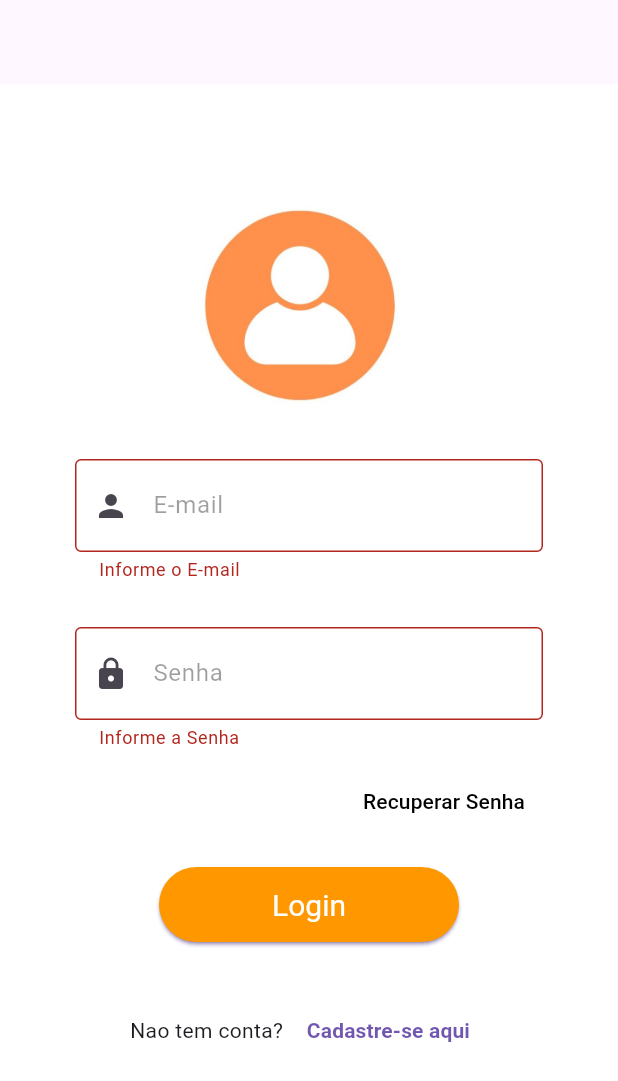
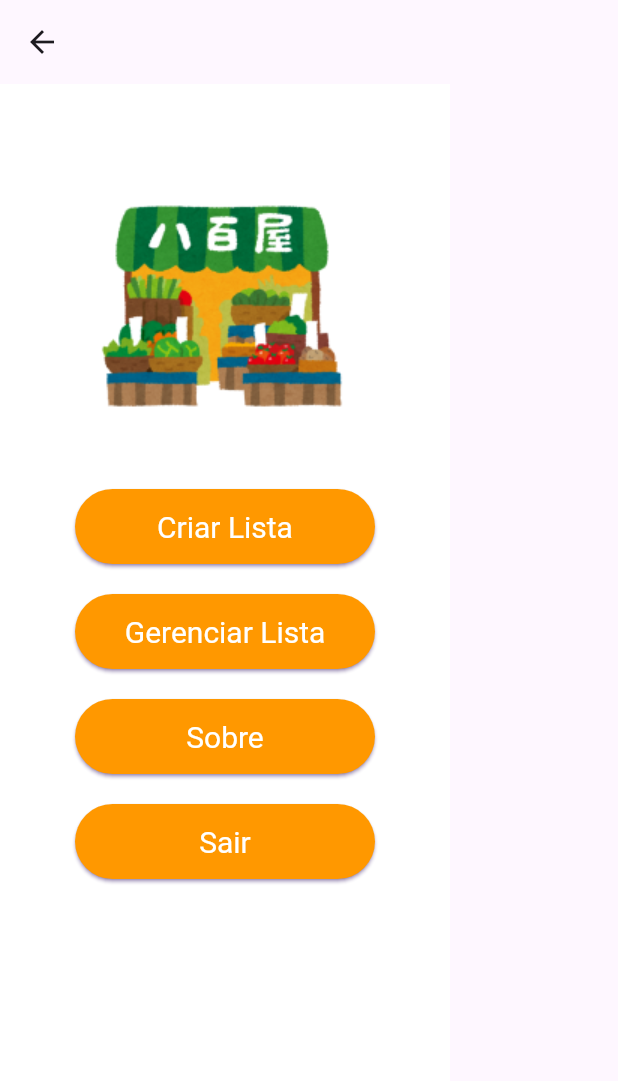
Before and after one commit to DaniMroch/app_listacompras, a Flutter app: the screen it shows after launch, after a tap on "Login", on a phone screen of 412 x 824 dp. Shown: the top 1081 px of the screen. Run offline on Flutter 3.47's test engine with Material 3 defaults, Android fonts, the phone set to English and light mode, and no system bars; our stand-ins replace device_preview.

Commit message:
novas_pag

```diff
--- a/lib/main.dart
+++ b/lib/main.dart
@@ -3,6 +3,8 @@ import 'package:device_preview/device_preview.dart';
 import 'package:flutter/material.dart';
 import 'view/login.dart';
 import 'view/cadastro.dart';
+import 'view/menu.dart';
+import 'view/recuperasenha.dart';
 
 void main() {
   runApp(
@@ -24,9 +26,10 @@ class MainApp extends StatelessWidget {
       //rotas de navegacao
       initialRoute: 't1',
       routes: {
-        //home: Login(),
         't1': (context) => Login(),
         't2': (context) => Cadastro(),
+        't3': (context) => RecuperaSenha(),
+        't4': (context) => Menu(),
       },
     );
   }
--- a/lib/view/login.dart
+++ b/lib/view/login.dart
@@ -1,6 +1,5 @@
 // ignore_for_file: prefer_const_constructors
 
-import 'package:app_listacompras/view/recuperasenha.dart';
 import 'package:flutter/material.dart';
 
 class Login extends StatefulWidget {
@@ -79,8 +78,8 @@ class _LoginState extends State<Login> {
                     return 'Informe a Senha';
                   } else if (value.isEmpty) {
                     return 'Informe a Senha';
-                  } else if (value.length < 8) {
-                    return 'Senha deve conter no min 8 digitos';
+                  } else if (value.length < 6) {
+                    return 'Senha deve conter no min 6 digitos';
                   }
                   return null;
                 },
@@ -92,12 +91,7 @@ class _LoginState extends State<Login> {
                 alignment: Alignment.centerRight,
                 child: TextButton(
                   onPressed: () {
-                    Navigator.push(
-                      context,
-                      MaterialPageRoute(
-                        builder: (context) => RecuperaSenha(),
-                      ),
-                    );
+                    Navigator.pushNamed(context, 't3');
                   },
                   style: TextButton.styleFrom(
                     foregroundColor: Colors.black,
@@ -129,7 +123,7 @@ class _LoginState extends State<Login> {
                   }
                   Navigator.pushNamed(
                     context,
-                    't3',
+                    't4',
                   );
                 },
                 child: const Text('Login'),
--- /dev/null
+++ b/lib/view/menu.dart
@@ -0,0 +1,107 @@
+// ignore_for_file: prefer_const_constructors, prefer_const_literals_to_create_immutables
+
+import 'package:flutter/material.dart';
+
+class Menu extends StatelessWidget {
+  @override
+  Widget build(BuildContext context) {
+    return Scaffold(
+      appBar: AppBar(),
+      body: Container(
+        color: Colors.white,
+        padding: EdgeInsets.fromLTRB(50, 50, 50, 50),
+        child: Column(
+          children: [
+            //imagem
+            Image.asset(
+              'lib/images/tenda.png',
+            ),
+            SizedBox(
+              height: 20,
+            ),
+            //botao para criar lista
+            ElevatedButton(
+              style: ElevatedButton.styleFrom(
+                backgroundColor: Colors.orange,
+                foregroundColor: Colors.white,
+                minimumSize: Size(200, 50),
+                shadowColor: Colors.deepPurple,
+                textStyle: const TextStyle(fontSize: 20),
+              ),
+              onPressed: () {
+                Navigator.pushNamed(
+                  context,
+                  't',
+                );
+              },
+              child: const Text('Criar Lista'),
+            ),
+
+            //botao para gerenciar lista
+            SizedBox(
+              height: 20,
+            ),
+            ElevatedButton(
+              style: ElevatedButton.styleFrom(
+                backgroundColor: Colors.orange,
+                foregroundColor: Colors.white,
+                minimumSize: Size(200, 50),
+                shadowColor: Colors.deepPurple,
+                textStyle: const TextStyle(fontSize: 20),
+              ),
+              onPressed: () {
+                Navigator.pushNamed(
+                  context,
+                  't',
+                );
+              },
+              child: const Text('Gerenciar Lista'),
+            ),
+
+            //botao sobre
+            SizedBox(
+              height: 20,
+            ),
+            ElevatedButton(
+              style: ElevatedButton.styleFrom(
+                backgroundColor: Colors.orange,
+                foregroundColor: Colors.white,
+                minimumSize: Size(200, 50),
+                shadowColor: Colors.deepPurple,
+                textStyle: const TextStyle(fontSize: 20),
+              ),
+              onPressed: () {
+                Navigator.pushNamed(
+                  context,
+                  't',
+                );
+              },
+              child: const Text('Sobre'),
+            ),
+
+            //botao sair
+            SizedBox(
+              height: 20,
+            ),
+            ElevatedButton(
+              style: ElevatedButton.styleFrom(
+                backgroundColor: Colors.orange,
+                foregroundColor: Colors.white,
+                minimumSize: Size(200, 50),
+                shadowColor: Colors.deepPurple,
+                textStyle: const TextStyle(fontSize: 20),
+              ),
+              onPressed: () {
+                Navigator.pop(
+                  context,
+                  't1',
+                );
+              },
+              child: const Text('Sair'),
+            ),
+          ],
+        ),
+      ),
+    );
+  }
+}
--- a/pubspec.yaml
+++ b/pubspec.yaml
@@ -21,3 +21,4 @@ flutter:
   assets:
     - lib/images/perfil.jpg
     - lib/images/senha.jpg
+    - lib/images/tenda.png
```
Also changed, not shown: lib/view/cadastro.dart (+122 -0 lines), lib/view/recuperasenha.dart (+11 -0 lines), lib/images/tenda.png (added).
